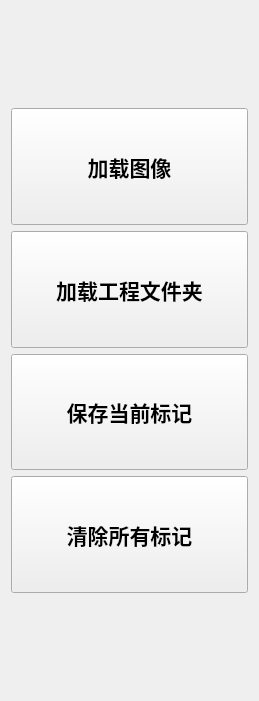
The window that deep_learning_marker/ui/widgets/OptionsButtonBar.ui (kadoyatsukasa/deep_learning_marker) describes before a commit, drawn with Qt 5.
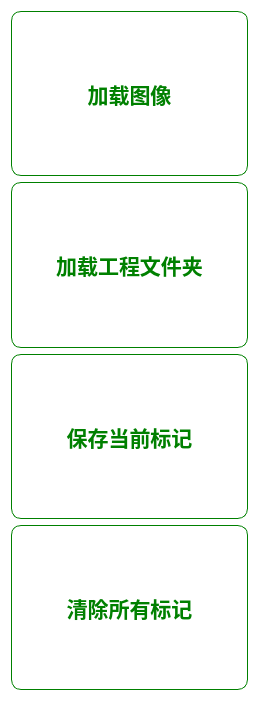
The same window after the commit.

Patch:
```diff
--- a/deep_learning_marker/ui/widgets/OptionsButtonBar.ui
+++ b/deep_learning_marker/ui/widgets/OptionsButtonBar.ui
@@ -27,21 +27,17 @@
   <property name="windowTitle">
    <string>Form</string>
   </property>
-  <layout class="QVBoxLayout" name="verticalLayout_2" stretch="1,5,1">
-   <item>
-    <spacer name="verticalSpacer">
-     <property name="orientation">
-      <enum>Qt::Vertical</enum>
-     </property>
-     <property name="sizeHint" stdset="0">
-      <size>
-       <width>20</width>
-       <height>40</height>
-      </size>
-     </property>
-    </spacer>
-   </item>
-   <item>
+  <property name="styleSheet">
+   <string notr="true">#OptionsButtonBar{
+	background:transparent;
+}
+
+QPushButton{
+	color:green;
+	border:1px solid green;
+	border-radius:10px;
+}</string>
+  </property>
     <layout class="QVBoxLayout" name="verticalLayout">
      <item>
       <widget class="QPushButton" name="btnLoadImage">
@@ -51,6 +47,14 @@
          <verstretch>0</verstretch>
         </sizepolicy>
        </property>
+     <property name="font">
+      <font>
+       <family>楷体</family>
+       <pointsize>16</pointsize>
+       <weight>75</weight>
+       <bold>true</bold>
+      </font>
+     </property>
        <property name="text">
         <string>加载图像</string>
        </property>
@@ -64,6 +68,14 @@
          <verstretch>0</verstretch>
         </sizepolicy>
        </property>
+     <property name="font">
+      <font>
+       <family>楷体</family>
+       <pointsize>16</pointsize>
+       <weight>75</weight>
+       <bold>true</bold>
+      </font>
+     </property>
        <property name="text">
         <string>加载工程文件夹</string>
        </property>
@@ -77,6 +89,14 @@
          <verstretch>0</verstretch>
         </sizepolicy>
        </property>
+     <property name="font">
+      <font>
+       <family>楷体</family>
+       <pointsize>16</pointsize>
+       <weight>75</weight>
+       <bold>true</bold>
+      </font>
+     </property>
        <property name="text">
         <string>保存当前标记</string>
        </property>
@@ -90,25 +110,18 @@
          <verstretch>0</verstretch>
         </sizepolicy>
        </property>
+     <property name="font">
+      <font>
+       <family>楷体</family>
+       <pointsize>16</pointsize>
+       <weight>75</weight>
+       <bold>true</bold>
+      </font>
+     </property>
        <property name="text">
         <string>清除所有标记</string>
        </property>
       </widget>
-     </item>
-    </layout>
-   </item>
-   <item>
-    <spacer name="verticalSpacer_2">
-     <property name="orientation">
-      <enum>Qt::Vertical</enum>
-     </property>
-     <property name="sizeHint" stdset="0">
-      <size>
-       <width>20</width>
-       <height>40</height>
-      </size>
-     </property>
-    </spacer>
    </item>
   </layout>
  </widget>
```
Left out of the diff: 2 changed lines with no effect on the pictures. Lines whose indentation alone changed are shown as unchanged.
